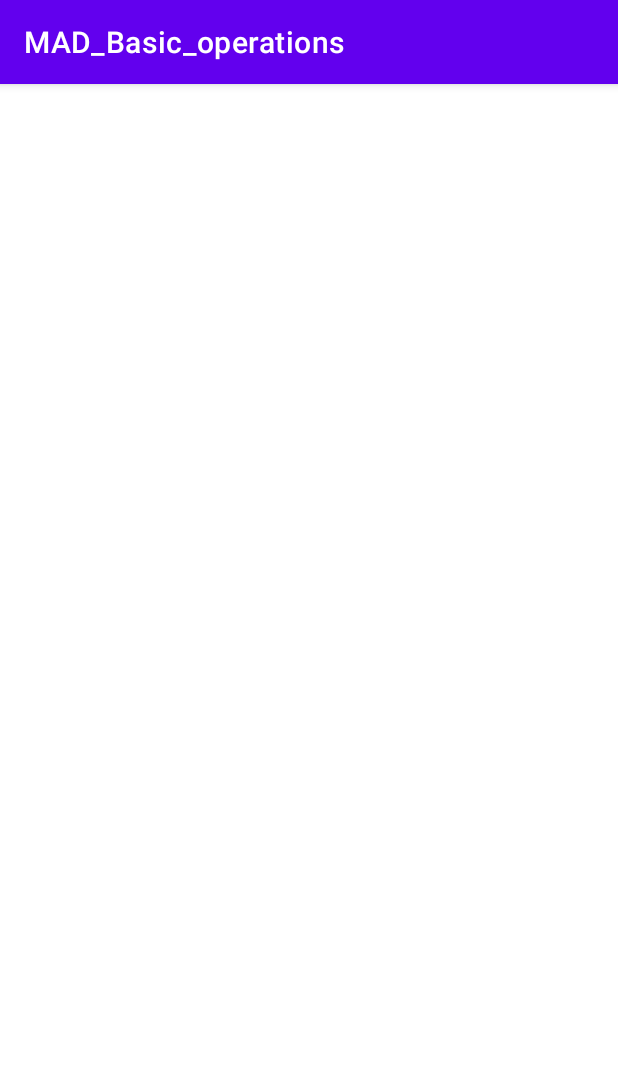
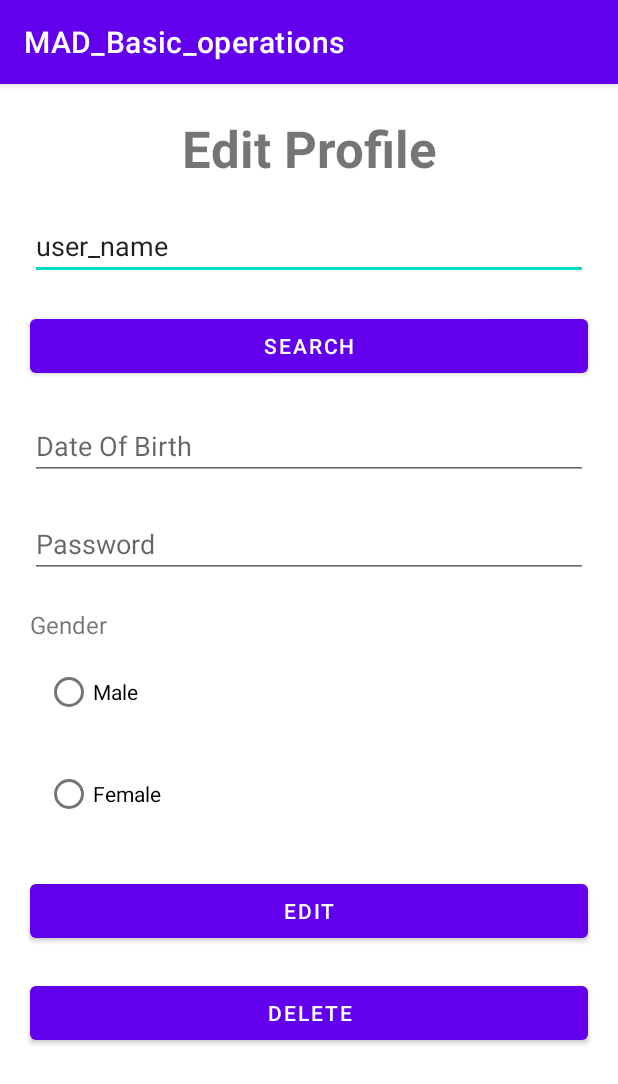
Before and after one commit to IT20230692/MAD_Basic_Project, an Android app: the EditProfile screen opened directly, with no data from a screen before it, on a phone screen of 412 x 824 dp. Shown: the top 1084 px of the screen. Run offline under Robolectric (Android 15) with nearby library versions, the phone set to English and light mode, and no system bars.

Commit message:
create Edit profile  ui

```diff
--- a/app/src/main/res/layout/activity_edit_profile.xml
+++ b/app/src/main/res/layout/activity_edit_profile.xml
@@ -1,9 +1,100 @@
 <?xml version="1.0" encoding="utf-8"?>
-<androidx.constraintlayout.widget.ConstraintLayout xmlns:android="http://schemas.android.com/apk/res/android"
+<LinearLayout xmlns:android="http://schemas.android.com/apk/res/android"
     xmlns:app="http://schemas.android.com/apk/res-auto"
     xmlns:tools="http://schemas.android.com/tools"
     android:layout_width="match_parent"
     android:layout_height="match_parent"
+    android:layout_margin="10dp"
+    android:orientation="vertical"
     tools:context=".EditProfile">
 
-</androidx.constraintlayout.widget.ConstraintLayout>
+    <TextView
+        android:id="@+id/textView3"
+        android:layout_width="match_parent"
+        android:layout_height="wrap_content"
+        android:layout_margin="10dp"
+        android:text="@string/edit_profile"
+        android:textAlignment="center"
+        android:textSize="34sp"
+        android:textStyle="bold" />
+
+    <EditText
+        android:id="@+id/editTextTextPersonName2"
+        android:layout_width="match_parent"
+        android:layout_height="wrap_content"
+        android:layout_margin="10dp"
+        android:ems="10"
+        android:inputType="textPersonName"
+        android:text="@string/user_name_pm"
+        android:autofillHints=""
+        tools:ignore="LabelFor" />
+
+    <Button
+        android:id="@+id/button5"
+        android:layout_width="match_parent"
+        android:layout_height="wrap_content"
+        android:layout_margin="10dp"
+        android:text="@string/search_ep" />
+
+    <EditText
+        android:id="@+id/editTextDate2"
+        android:layout_width="match_parent"
+        android:layout_height="wrap_content"
+        android:layout_margin="10dp"
+        android:ems="10"
+        android:hint="@string/date_of_birth_PM"
+        android:inputType="date"
+        android:autofillHints="" />
+
+    <EditText
+        android:id="@+id/editTextTextPersonName3"
+        android:layout_width="match_parent"
+        android:layout_height="wrap_content"
+        android:layout_margin="10dp"
+        android:ems="10"
+        android:hint="@string/password_EP"
+        android:inputType="textPersonName"
+        android:autofillHints="" />
+
+    <RadioGroup
+        android:layout_width="match_parent"
+        android:layout_height="wrap_content"
+        android:layout_margin="10dp">
+
+        <TextView
+            android:id="@+id/textView4"
+            android:layout_width="match_parent"
+            android:layout_height="wrap_content"
+            android:text="@string/gender_EP"
+            android:textSize="16sp" />
+
+        <RadioButton
+            android:id="@+id/radioButton3"
+            android:layout_width="match_parent"
+            android:layout_height="wrap_content"
+            android:layout_margin="10dp"
+            android:text="@string/male_pm" />
+
+        <RadioButton
+            android:id="@+id/radioButton4"
+            android:layout_width="match_parent"
+            android:layout_height="wrap_content"
+            android:layout_margin="10dp"
+            android:text="@string/female_pm" />
+    </RadioGroup>
+
+    <Button
+        android:id="@+id/button6"
+        android:layout_width="match_parent"
+        android:layout_height="wrap_content"
+        android:layout_margin="10dp"
+        android:text="@string/edit_EP" />
+
+    <Button
+        android:id="@+id/button7"
+        android:layout_width="match_parent"
+        android:layout_height="wrap_content"
+        android:layout_margin="10dp"
+        android:text="@string/delete_EP" />
+
+</LinearLayout>
--- a/app/src/main/res/values/strings.xml
+++ b/app/src/main/res/values/strings.xml
@@ -14,4 +14,10 @@
     <string name="user_name_pm">user_name</string>
     <string name="male_pm">Male</string>
     <string name="female_pm">Female</string>
+    <string name="edit_profile">Edit Profile</string>
+    <string name="search_ep">Search</string>
+    <string name="delete_EP">DELETE</string>
+    <string name="edit_EP">EDIT</string>
+    <string name="password_EP">Password</string>
+    <string name="gender_EP">Gender</string>
 </resources>
```
